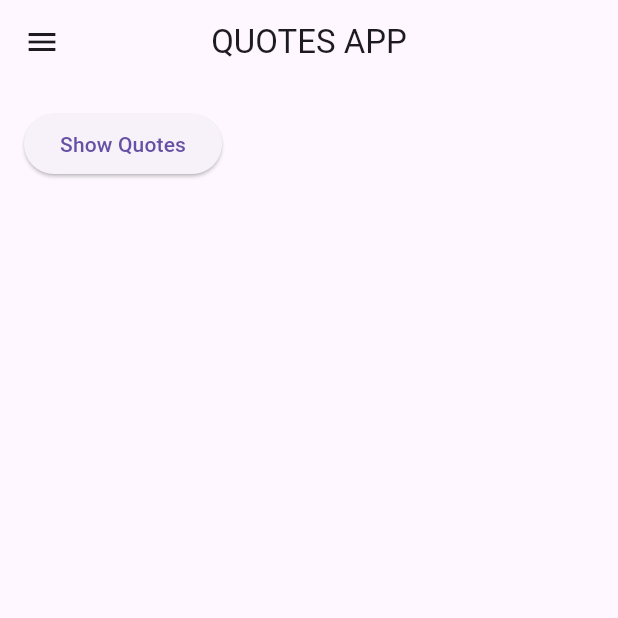
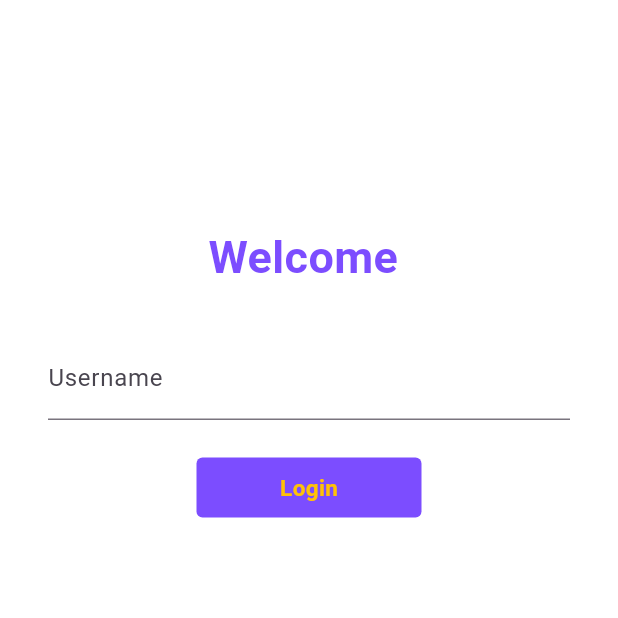
Before and after one commit to krishanwalia30/Quotes-App, a Flutter app: the screen it shows after launch, on a phone screen of 412 x 824 dp, the top half of it. Run offline on Flutter 3.47's test engine with Material 2 defaults, Android fonts, the phone set to English and light mode, and no system bars; our stand-ins replace google_fonts, shared_preferences.

Commit message:
Created Login Page

```diff
--- a/lib/main.dart
+++ b/lib/main.dart
@@ -2,10 +2,13 @@ import 'package:flutter/material.dart';
 import 'dart:convert';
 
 import 'package:flutter/services.dart';
-import 'package:quotes_app/quotesPage.dart';
+import 'package:quotes_app/pages/aboutusPage.dart';
+import 'package:quotes_app/pages/feedbackPage.dart';
+import 'package:quotes_app/pages/loginPage.dart';
+import 'package:quotes_app/pages/quotesPage.dart';
 import 'package:quotes_app/utils/routes.dart';
 
-import 'homePage.dart';
+import 'pages/homePage.dart';
 
 void main() {
   runApp(const MyApp());
@@ -24,8 +27,15 @@ class MyApp extends StatelessWidget {
         useMaterial3: true,
         primarySwatch: Colors.blue,
       ),
-      home: const HomePage(),
-      routes: {MyRoutes.quotesRoute: ((context) => QuotesPage())},
+      home: LoginPage(),
+      initialRoute: MyRoutes.loginRoute,
+      routes: {
+        MyRoutes.quotesRoute: ((context) => QuotesPage()),
+        MyRoutes.aboutusRoute: ((context) => AboutusPage()),
+        MyRoutes.feedbackRoute: ((context) => FeedbackPage()),
+        MyRoutes.loginRoute: ((context) => LoginPage()),
+        MyRoutes.homeRoute: ((context) => HomePage()),
+      },
     );
   }
 }
--- /dev/null
+++ b/lib/pages/loginPage.dart
@@ -0,0 +1,155 @@
+// ignore_for_file: prefer_const_constructors, sort_child_properties_last
+
+import 'package:flutter/material.dart';
+import 'package:shared_preferences/shared_preferences.dart';
+
+import '../utils/routes.dart';
+
+class LoginPage extends StatefulWidget {
+  @override
+  State<LoginPage> createState() => _LoginPageState();
+}
+
+class _LoginPageState extends State<LoginPage> {
+  String _name = "";
+  String _newname = "";
+  bool changeButton = false;
+
+  final _formkey = GlobalKey<FormState>();
+
+  moveToHome(BuildContext context) async {
+    if (_formkey.currentState!.validate()) {
+      setState(() {
+        changeButton = true;
+      });
+
+      await Future.delayed(Duration(seconds: 1));
+      Navigator.pushNamed(context, MyRoutes.homeRoute);
+
+      // this set state is used to reframe the buttin to its original form
+      setState(() {
+        changeButton = false;
+      });
+    }
+  }
+
+  @override
+  void initState() {
+    super.initState();
+    _loadCounter();
+  }
+
+  //Loading counter value on start
+  Future<void> _loadCounter() async {
+    final prefs = await SharedPreferences.getInstance();
+    setState(() {
+      _name = (prefs.getString('name') ?? "");
+    });
+  }
+
+//Incrementing counter after click
+  Future<void> _incrementCounter() async {
+    final prefs = await SharedPreferences.getInstance();
+    setState(() {
+      _newname = _name;
+      prefs.setString('name', _newname);
+    });
+  }
+
+  @override
+  Widget build(BuildContext context) {
+    return Material(
+        color: Colors.white,
+        child: SingleChildScrollView(
+          child: Form(
+            key: _formkey,
+            child: Column(
+              children: [
+                const SizedBox(
+                  height: 150,
+                ),
+                Text(
+                  "Welcome $_name",
+                  style: TextStyle(
+                      fontSize: 30,
+                      fontWeight: FontWeight.bold,
+                      color: Colors.deepPurpleAccent),
+                ),
+                const SizedBox(
+                  height: 15,
+                ),
+                Padding(
+                  padding: const EdgeInsets.symmetric(
+                      vertical: 16.0, horizontal: 32.0),
+                  child: Column(
+                    children: [
+                      TextFormField(
+                        onChanged: (value) {
+                          _name = value;
+                          setState(() {});
+                        },
+                        decoration: const InputDecoration(
+                            hintText: "Enter Username", labelText: "Username"),
+                        validator: (value) {
+                          if (value!.isEmpty) {
+                            return "Username cannot be empty";
+                          }
+                          return null;
+                        },
+                      ),
+                      // TextFormField(
+                      //   obscureText: true,
+                      //   decoration: const InputDecoration(
+                      //       hintText: "Enter Password", labelText: "Password"),
+                      //   validator: (value) {
+                      //     if (value!.isEmpty) {
+                      //       return "Password cannot be empty";
+                      //     } else if (value.length < 6) {
+                      //       return "Password length must be atleast 6";
+                      //     }
+                      //     return null;
+                      //   },
+                      // ),
+                      const SizedBox(
+                        height: 25.0,
+                      ),
+                      Material(
+                        color: Colors.deepPurpleAccent,
+                        borderRadius:
+                            BorderRadius.circular(changeButton ? 40 : 4.0),
+                        child: InkWell(
+                          onTap: () async {
+                            _incrementCounter();
+                            moveToHome(context);
+                          },
+                          child: AnimatedContainer(
+                            duration: Duration(seconds: 1),
+                            width: changeButton ? 40 : 150,
+                            height: 40,
+                            alignment: Alignment.center,
+                            child: changeButton
+                                ? Icon(
+                                    Icons.check,
+                                    color: Colors.white,
+                                  )
+                                : Text(
+                                    "Login",
+                                    style: TextStyle(
+                                      color: Colors.amber,
+                                      fontWeight: FontWeight.bold,
+                                      fontSize: 15,
+                                    ),
+                                  ),
+                          ),
+                        ),
+                      ),
+                      // Text(_loadCounter().toString()),
+                    ],
+                  ),
+                )
+              ],
+            ),
+          ),
+        ));
+  }
+}
--- a/lib/utils/routes.dart
+++ b/lib/utils/routes.dart
@@ -1,3 +1,7 @@
 class MyRoutes {
   static String quotesRoute = '/quotespage';
+  static String aboutusRoute = '/aboutuspage';
+  static String feedbackRoute = '/feedbackpage';
+  static String loginRoute = '/loginpage';
+  static String homeRoute ='/homepage';
 }
--- a/pubspec.yaml
+++ b/pubspec.yaml
@@ -35,6 +35,7 @@ dependencies:
   # Use with the CupertinoIcons class for iOS style icons.
   cupertino_icons: ^1.0.2
   google_fonts: ^3.0.1
+  shared_preferences: ^2.0.15
 
 
 dev_dependencies:
```
Also changed, not shown: lib/pages/aboutusPage.dart (added, +15 -0 lines), lib/pages/feedbackPage.dart (added, +15 -0 lines), lib/widgets/drawer.dart (+15 -8 lines), lib/pages/homePage.dart (renamed from lib/homePage.dart), lib/pages/quotesPage.dart (renamed from lib/quotesPage.dart), pubspec.lock, 1 other file.
